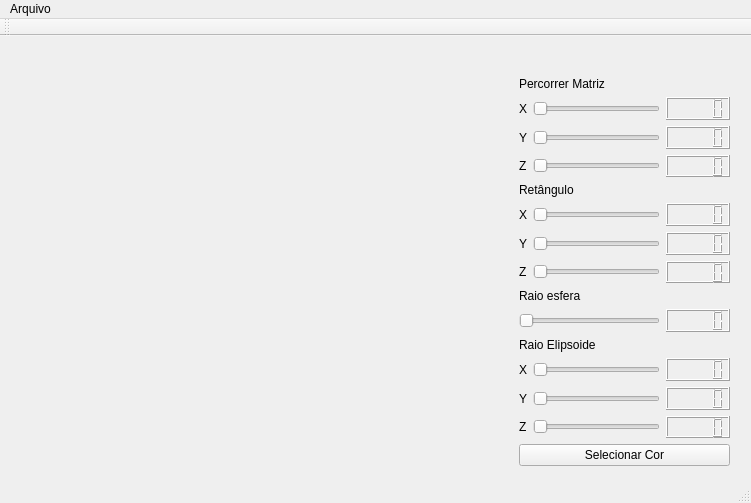
Above: Escultor3d/mainwindow.ui from thuize/Escultor3D before the change. Below: the same form after it.
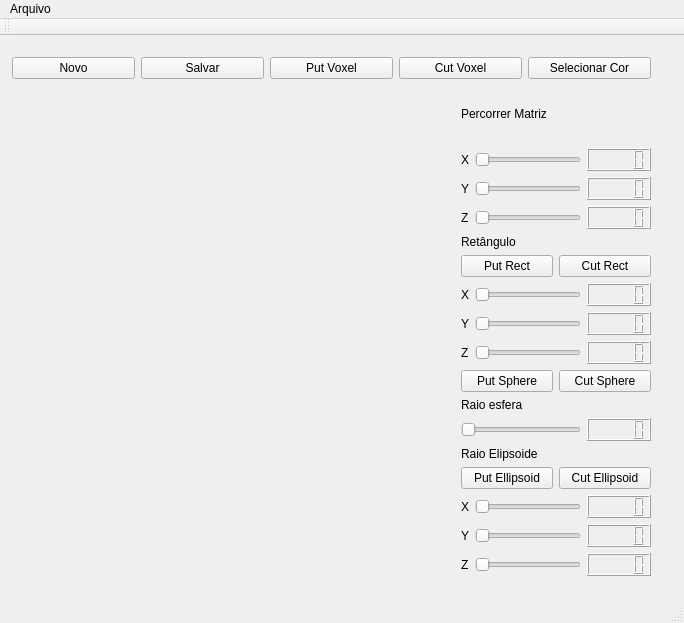
That is the form after the change. Custom widgets are drawn as their Qt base class.

The edit to the form file:
```diff
--- a/Escultor3d/mainwindow.ui
+++ b/Escultor3d/mainwindow.ui
@@ -6,8 +6,8 @@
    <rect>
     <x>0</x>
     <y>0</y>
-    <width>751</width>
-    <height>503</height>
+    <width>684</width>
+    <height>623</height>
    </rect>
   </property>
   <property name="windowTitle">
@@ -17,20 +17,59 @@
    <widget class="QWidget" name="">
     <property name="geometry">
      <rect>
-      <x>10</x>
-      <y>30</y>
-      <width>731</width>
-      <height>411</height>
+      <x>1</x>
+      <y>10</y>
+      <width>661</width>
+      <height>541</height>
      </rect>
     </property>
-    <layout class="QHBoxLayout" name="horizontalLayout_11" stretch="70,30">
+    <layout class="QVBoxLayout" name="verticalLayout_11">
+     <item>
+      <layout class="QHBoxLayout" name="horizontalLayout_15">
+       <item>
+        <widget class="QPushButton" name="pushButton_Novo">
+         <property name="text">
+          <string>Novo</string>
+         </property>
+        </widget>
+       </item>
+       <item>
+        <widget class="QPushButton" name="pushButton_2">
+         <property name="text">
+          <string>Salvar</string>
+         </property>
+        </widget>
+       </item>
+       <item>
+        <widget class="QPushButton" name="pushButton_3">
+         <property name="text">
+          <string>Put Voxel</string>
+         </property>
+        </widget>
+       </item>
+       <item>
+        <widget class="QPushButton" name="pushButton_4">
+         <property name="text">
+          <string>Cut Voxel</string>
+         </property>
+        </widget>
+       </item>
+       <item>
+        <widget class="QPushButton" name="pushButton_SelecionaCor">
+         <property name="text">
+          <string>Selecionar Cor</string>
+         </property>
+        </widget>
+       </item>
+      </layout>
+     </item>
+     <item>
+      <layout class="QHBoxLayout" name="horizontalLayout_14" stretch="70,30">
      <item>
       <widget class="Plotter" name="widget" native="true"/>
      </item>
      <item>
-      <layout class="QVBoxLayout" name="verticalLayout_9">
-       <item>
-        <layout class="QVBoxLayout" name="verticalLayout_8">
+        <layout class="QVBoxLayout" name="verticalLayout_10">
          <item>
           <layout class="QVBoxLayout" name="verticalLayout_2">
            <item>
@@ -110,7 +149,9 @@
           </layout>
          </item>
          <item>
-          <layout class="QVBoxLayout" name="verticalLayout_3">
+          <layout class="QVBoxLayout" name="verticalLayout_9">
+           <item>
+            <layout class="QVBoxLayout" name="verticalLayout_5">
            <item>
             <widget class="QLabel" name="label_3">
              <property name="text">
@@ -119,6 +160,26 @@
             </widget>
            </item>
            <item>
+              <layout class="QVBoxLayout" name="verticalLayout_3">
+               <item>
+                <layout class="QHBoxLayout" name="horizontalLayout_13">
+                 <item>
+                  <widget class="QPushButton" name="pushButton_5">
+                   <property name="text">
+                    <string>Put Rect</string>
+                   </property>
+                  </widget>
+                 </item>
+                 <item>
+                  <widget class="QPushButton" name="pushButton_6">
+                   <property name="text">
+                    <string>Cut Rect</string>
+                   </property>
+                  </widget>
+                 </item>
+                </layout>
+               </item>
+               <item>
             <layout class="QVBoxLayout" name="verticalLayout_4">
              <item>
               <layout class="QHBoxLayout" name="horizontalLayout_4">
@@ -187,8 +248,28 @@
            </item>
           </layout>
          </item>
+            </layout>
+           </item>
          <item>
           <layout class="QVBoxLayout" name="verticalLayout_7">
+             <item>
+              <layout class="QHBoxLayout" name="horizontalLayout_11">
+               <item>
+                <widget class="QPushButton" name="pushButton_7">
+                 <property name="text">
+                  <string>Put Sphere</string>
+                 </property>
+                </widget>
+               </item>
+               <item>
+                <widget class="QPushButton" name="pushButton_8">
+                 <property name="text">
+                  <string>Cut Sphere</string>
+                 </property>
+                </widget>
+               </item>
+              </layout>
+             </item>
            <item>
             <widget class="QLabel" name="label_13">
              <property name="text">
@@ -213,7 +294,7 @@
           </layout>
          </item>
          <item>
-          <layout class="QVBoxLayout" name="verticalLayout_5">
+            <layout class="QVBoxLayout" name="verticalLayout_8">
            <item>
             <widget class="QLabel" name="label_9">
              <property name="text">
@@ -221,6 +302,24 @@
              </property>
             </widget>
            </item>
+             <item>
+              <layout class="QHBoxLayout" name="horizontalLayout_12">
+               <item>
+                <widget class="QPushButton" name="pushButton_9">
+                 <property name="text">
+                  <string>Put Ellipsoid</string>
+                 </property>
+                </widget>
+               </item>
+               <item>
+                <widget class="QPushButton" name="pushButton_10">
+                 <property name="text">
+                  <string>Cut Ellipsoid</string>
+                 </property>
+                </widget>
+               </item>
+              </layout>
+             </item>
            <item>
             <layout class="QVBoxLayout" name="verticalLayout_6">
              <item>
@@ -292,12 +391,7 @@
          </item>
         </layout>
        </item>
-       <item>
-        <widget class="QPushButton" name="pushButton_SelecionaCor">
-         <property name="text">
-          <string>Selecionar Cor</string>
-         </property>
-        </widget>
+        </layout>
        </item>
       </layout>
      </item>
@@ -309,7 +403,7 @@
     <rect>
      <x>0</x>
      <y>0</y>
-     <width>751</width>
+     <width>684</width>
      <height>21</height>
     </rect>
    </property>
```
Left out of the diff: 80 changed lines with no effect on the pictures. Lines whose indentation alone changed are shown as unchanged.
